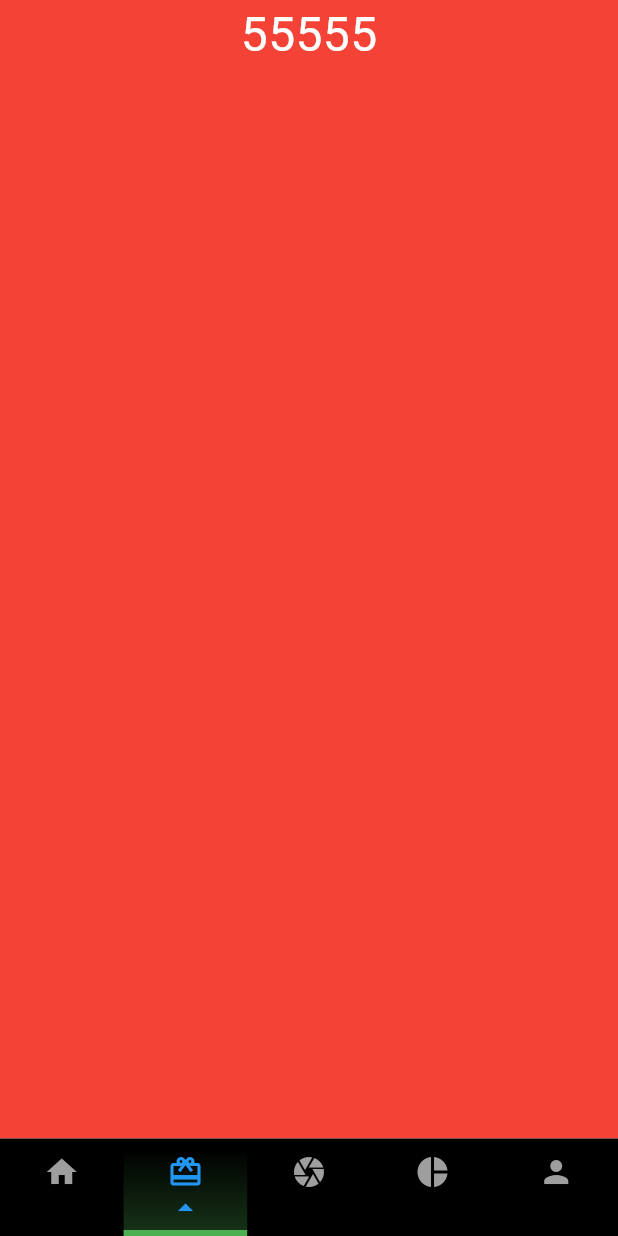
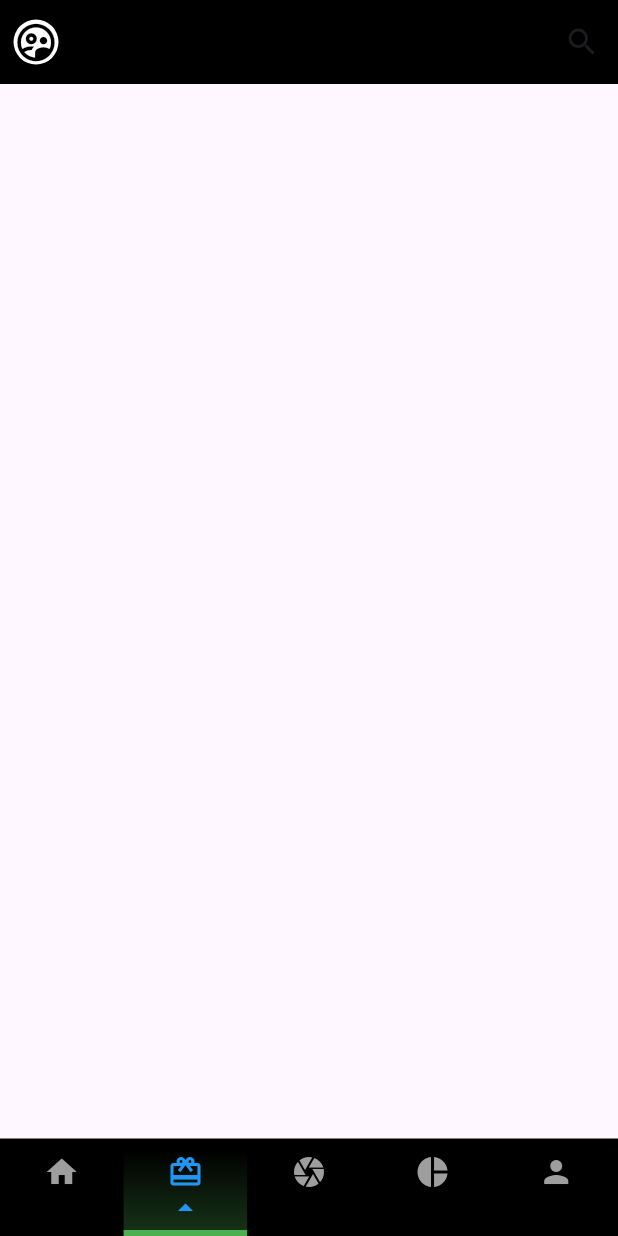
Before and after one commit to avikumar11haz/snapy, a Flutter app: the screen it shows after launch, item 2 of the bottom bar chosen, on a phone screen of 412 x 824 dp. Run offline on Flutter 3.47's test engine with Material 2 defaults, Android fonts, the phone set to English and light mode, and no system bars; missing offline and left inert: flutter_swipe_detector.

Commit message:
create del2 screen

```diff
--- a/lib/Screens/del_2.dart
+++ b/lib/Screens/del_2.dart
@@ -11,18 +11,46 @@ class Del2 extends StatefulWidget {
 class _Del2State extends State<Del2> {
   @override
   Widget build(BuildContext context) {
-    return Container(
-      alignment: Alignment.topCenter,
-      color: Colors.red,
-      height: MediaQuery.of(context).size.height,
-      child: SafeArea(
-          child: Text(
-            "55555",
-            style: TextStyle(
-              color: Colors.white,
-              fontSize: 32,
+    return Scaffold(
+      appBar: AppBar(
+        elevation: 0,
+        backgroundColor: Colors.black,
+        titleSpacing: 0.0,
+        title: Row(
+          mainAxisAlignment: MainAxisAlignment.spaceBetween,
+          crossAxisAlignment: CrossAxisAlignment.center,
+          children: <Widget>[
+            GestureDetector(
+              onTap: (){
+                showModalBottomSheet(
+                  isScrollControlled: true,
+                    context: context,
+                    builder: (context){
+                    return userDetails();
+                    });
+              },
+              child: IconButton(onPressed: (){},
+                icon: Container(
+                  height: 30,
+                  width: 30,
+                  decoration: const BoxDecoration(
+                    color: Colors.white,
+                    shape: BoxShape.circle,
+                  ),
+                  child: const Icon(
+                    Icons.supervised_user_circle_outlined,
+                    color: Colors.black,
+                    size: 30,
+                  ),
+                ),
+              ),
             ),
-          )
+            IconButton(onPressed: (){},
+                icon: Icon(
+                  Icons.search,
+                ))
+          ],
+        ),
       ),
     );
   }
```
